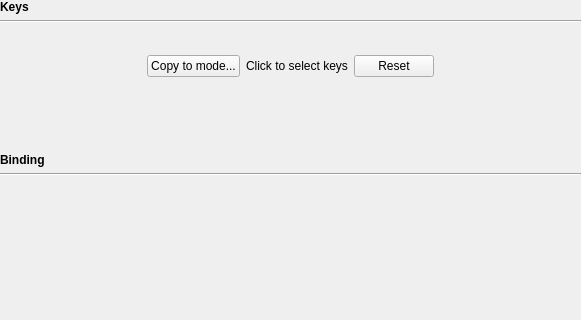
ckb-next/ckb-next, file src/ckb/kbbindwidget.ui: the form before one commit; both pictures show x 0 to 581 and y 0 to 320 of the 581 by 473 pixel window.
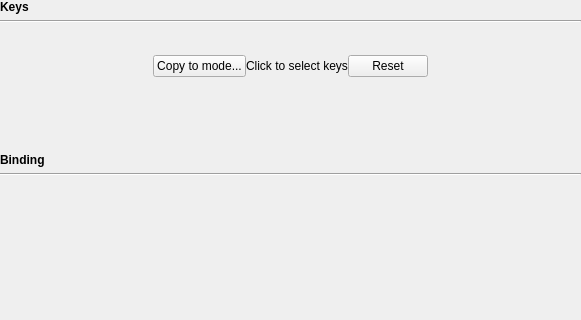
The form after the commit. Custom widgets are drawn as their Qt base class.

The edit to the form file:
```diff
--- a/src/ckb/kbbindwidget.ui
+++ b/src/ckb/kbbindwidget.ui
@@ -83,6 +83,9 @@
      </item>
      <item row="1" column="1" colspan="3">
       <layout class="QHBoxLayout" name="horizontalLayout_2">
+       <property name="spacing">
+        <number>0</number>
+       </property>
        <item>
         <widget class="QPushButton" name="copyButton">
          <property name="sizePolicy">
```
